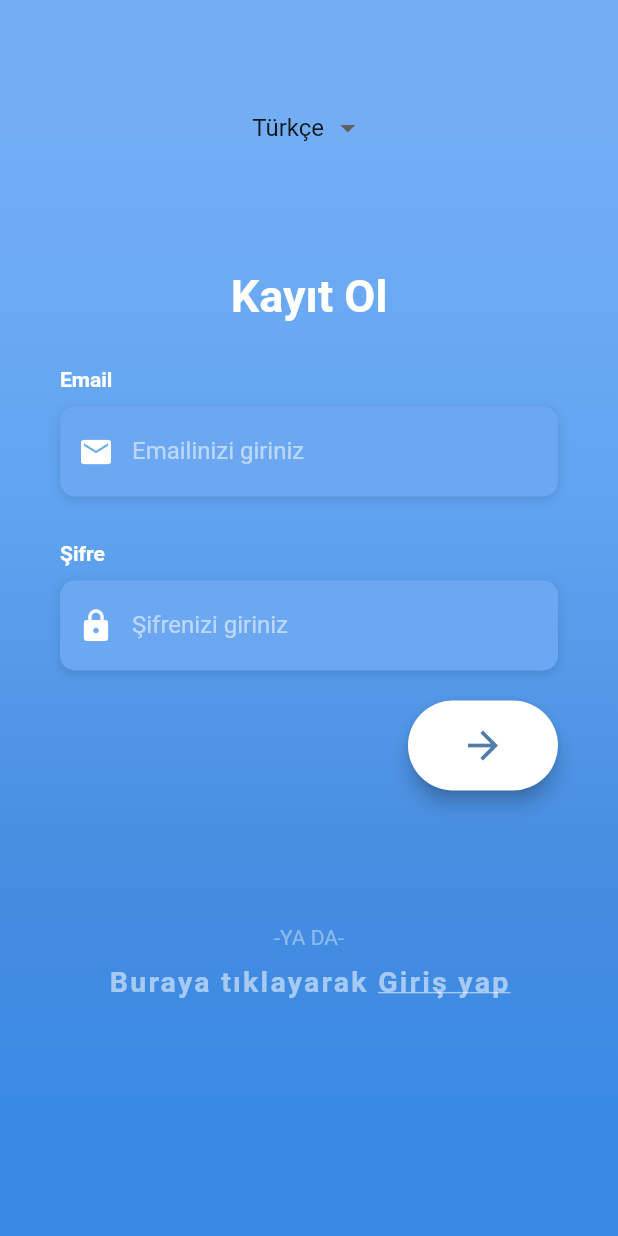
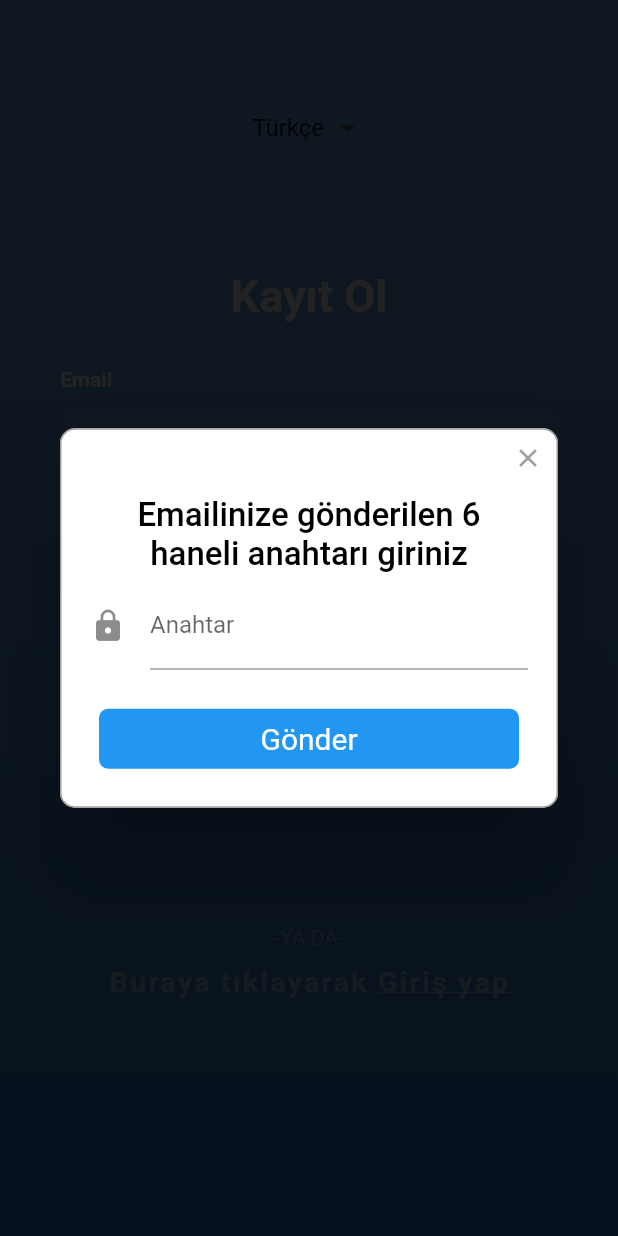
Before and after one commit to frkn2076/SoulMatee, a Flutter app: the screen it shows after launch, after a tap on the "arrow forward" icon, on a phone screen of 412 x 824 dp. Run offline on Flutter 3.47's test engine with Material 2 defaults, Android fonts, the phone set to English and light mode, and no system bars; drawn by our look-alikes of rflutter_alert; Roboto replaces fonts that are missing (OpenSans).

Commit message:
langauge switch and mailkey popup added

```diff
--- /dev/null
+++ b/lib/holder.dart
@@ -0,0 +1,6 @@
+class Holder {
+
+  static bool isTurkish = true;
+
+
+}
--- a/lib/login.dart
+++ b/lib/login.dart
@@ -1,8 +1,10 @@
 import 'package:flutter/gestures.dart';
 import 'package:flutter/material.dart';
 import 'package:flutter/services.dart';
+import 'package:rflutter_alert/rflutter_alert.dart';
 
 import 'Utilities.dart';
+import 'holder.dart';
 
 class Login extends StatelessWidget {
   Login({Key key, this.isSignInParam = true}) : super(key: key);
@@ -40,7 +42,7 @@ class MyHomePage extends StatefulWidget {
 }
 
 class _MyHomePageState extends State<MyHomePage> {
-  String dropdownValue = "Türkçe";
+  var languages = <String>['Türkçe', 'English'];
   @override
   Widget build(BuildContext context) {
     return Scaffold(
@@ -84,22 +86,23 @@ class _MyHomePageState extends State<MyHomePage> {
                         child: DropdownButton<String>(
                           // dropdownColor: Colors.transparent,
                           underline: Container(), //to remove underline
-                          items:
-                              <String>['Türkçe', 'English'].map((String value) {
+                          items: languages.map((String value) {
                             return new DropdownMenuItem<String>(
                                 value: value, child: Text(value));
                           }).toList(),
-                          value: dropdownValue,
+                          value: Holder.isTurkish ? languages[0] : languages[1],
                           onChanged: (String newVal) {
                             setState(() {
-                              this.dropdownValue = newVal;
+                              Holder.isTurkish = newVal == languages[0];
                             });
                           },
                         ),
                       ),
                       SizedBox(height: 80.0),
                       Text(
-                        widget.isSignIn ? dropdownValue == "Türkçe" ? "Kayıt Ol" : "Sign In" : dropdownValue == "Türkçe" ? "Giriş" : "Login",
+                        widget.isSignIn
+                            ? Holder.isTurkish ? "Kayıt Ol" : "Sign In"
+                            : Holder.isTurkish ? "Giriş" : "Login",
                         style: TextStyle(
                           color: Colors.white,
                           fontFamily: 'OpenSans',
@@ -158,7 +161,8 @@ class _MyHomePageState extends State<MyHomePage> {
                 Icons.email,
                 color: Colors.white,
               ),
-              hintText: dropdownValue == "Türkçe" ? "Emailinizi giriniz" : 'Enter your Email',
+              hintText:
+                  Holder.isTurkish ? "Emailinizi giriniz" : 'Enter your Email',
               hintStyle: kHintTextStyle,
             ),
           ),
@@ -172,7 +176,7 @@ class _MyHomePageState extends State<MyHomePage> {
       crossAxisAlignment: CrossAxisAlignment.start,
       children: <Widget>[
         Text(
-          dropdownValue == "Türkçe" ? "Şifre" : "Password",
+          Holder.isTurkish ? "Şifre" : "Password",
           style: kLabelStyle,
         ),
         SizedBox(height: 10.0),
@@ -193,7 +197,9 @@ class _MyHomePageState extends State<MyHomePage> {
                 Icons.lock,
                 color: Colors.white,
               ),
-              hintText: dropdownValue == "Türkçe" ? "Şifrenizi giriniz" : 'Enter your Password',
+              hintText: Holder.isTurkish
+                  ? "Şifrenizi giriniz"
+                  : 'Enter your Password',
               hintStyle: kHintTextStyle,
             ),
           ),
@@ -210,7 +216,7 @@ class _MyHomePageState extends State<MyHomePage> {
     return Column(
       children: <Widget>[
         Text(
-          dropdownValue == "Türkçe" ? "-YA DA-" : "- OR -",
+          Holder.isTurkish ? "-YA DA-" : "- OR -",
           style: TextStyle(
             color: Colors.white38,
             fontWeight: FontWeight.w400,
@@ -232,9 +238,13 @@ class _MyHomePageState extends State<MyHomePage> {
             fontFamily: 'OpenSans',
           ),
           children: <TextSpan>[
-            TextSpan(text: dropdownValue == "Türkçe" ? "Buraya tıklayarak " : "Click here to "),
             TextSpan(
-                text: widget.isSignIn ? dropdownValue == "Türkçe" ? "Giriş yap" : "Login" : dropdownValue == "Türkçe" ? "Kayıt Ol" : "Sign In",
+                text:
+                    Holder.isTurkish ? "Buraya tıklayarak " : "Click here to "),
+            TextSpan(
+                text: widget.isSignIn
+                    ? Holder.isTurkish ? "Giriş yap" : "Login"
+                    : Holder.isTurkish ? "Kayıt Ol" : "Sign In",
                 style: TextStyle(
                   color: Colors.white54,
                   letterSpacing: 1.5,
@@ -261,7 +271,33 @@ class _MyHomePageState extends State<MyHomePage> {
       child: RaisedButton(
           elevation: 5.0,
           onPressed: () {
-            Navigator.pushNamed(context, '/dashboard');
+            // Navigator.pushNamed(context, '/dashboard');
+            Alert(
+                context: context,
+                title: Holder.isTurkish
+                    ? "Emailinize gönderilen 6 haneli anahtarı giriniz"
+                    : "Enter the 6 digit key sent to your email",
+                content: TextField(
+                  obscureText: true,
+                  decoration: InputDecoration(
+                    icon: Icon(Icons.lock),
+                    labelText: Holder.isTurkish ? "Anahtar" : "Password",
+                  ),
+                  keyboardType: TextInputType.phone,
+                  inputFormatters: <TextInputFormatter>[
+                    FilteringTextInputFormatter.digitsOnly,
+                    LengthLimitingTextInputFormatter(6)
+                  ],
+                ),
+                buttons: [
+                  DialogButton(
+                    onPressed: () => Navigator.pop(context),
+                    child: Text(
+                      Holder.isTurkish ? "Gönder" : "Send",
+                      style: TextStyle(color: Colors.white, fontSize: 20),
+                    ),
+                  )
+                ]).show();
           },
           padding: EdgeInsets.all(15.0),
           shape: RoundedRectangleBorder(
--- a/pubspec.yaml
+++ b/pubspec.yaml
@@ -21,6 +21,7 @@ environment:
   sdk: ">=2.7.0 <3.0.0"
 
 dependencies:
+  rflutter_alert: ^1.0.3
   flutter:
     sdk: flutter
 
```
Also changed, not shown: pubspec.lock.
